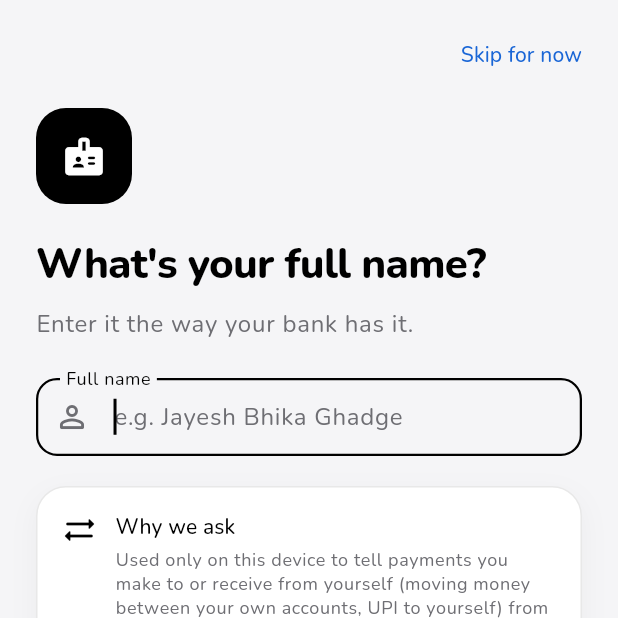
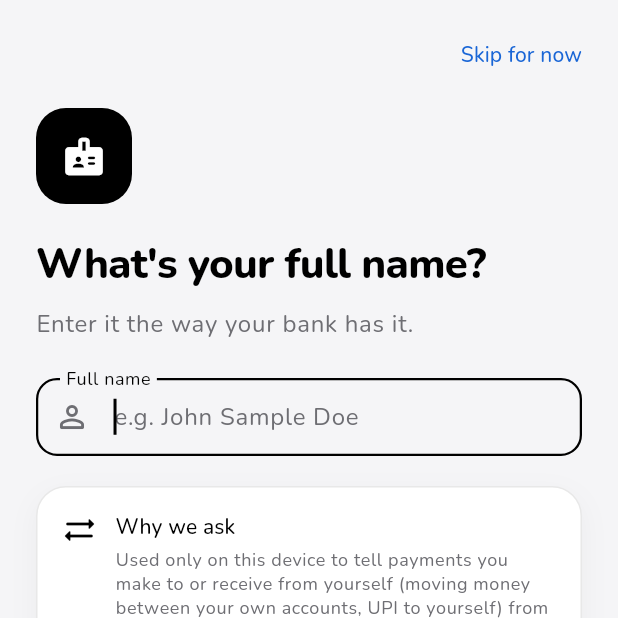
Before and after one commit to jayghadge111/local_ledger, a Flutter app: the OnboardingNameScreen screen opened directly, on a phone screen of 412 x 824 dp, the top half of it. Run offline on Flutter 3.47's test engine with Material 3 defaults, Android fonts, the phone set to English and light mode, and no system bars; our stand-ins replace drift, drift_flutter, file_picker, flutter_local_notifications, flutter_riverpod, flutter_secure_storage and 8 more; missing offline and left inert: another_telephony, cryptography, flutter_adaptive_scaffold; accounts and stored records are empty; generated files the repository leaves out were written again.

Commit message:
chore: add VS Code settings and update onboarding name hint text

```diff
--- a/lib/features/onboarding/onboarding_name_screen.dart
+++ b/lib/features/onboarding/onboarding_name_screen.dart
@@ -113,7 +113,7 @@ class _OnboardingNameScreenState extends ConsumerState<OnboardingNameScreen> {
                             hasName && !_saving ? _continue() : null,
                         decoration: const InputDecoration(
                           labelText: 'Full name',
-                          hintText: 'e.g. Jayesh Bhika Ghadge',
+                          hintText: 'e.g. John Sample Doe',
                           prefixIcon: Icon(Icons.person_outline_rounded),
                         ),
                       ),
```
Also changed, not shown: 1 other file.
